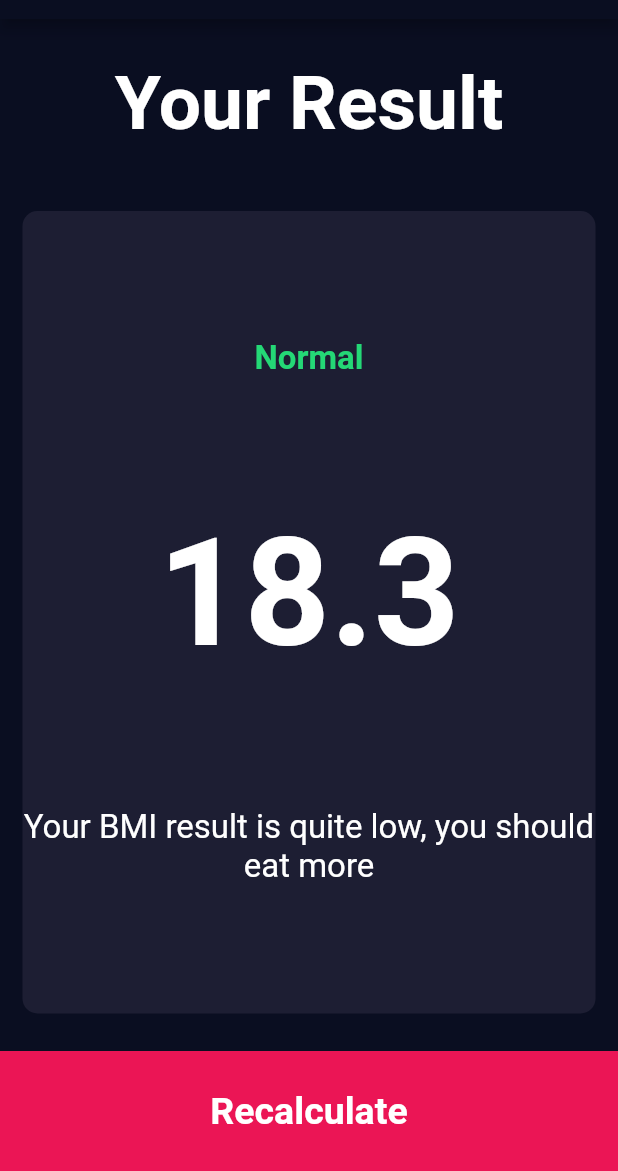
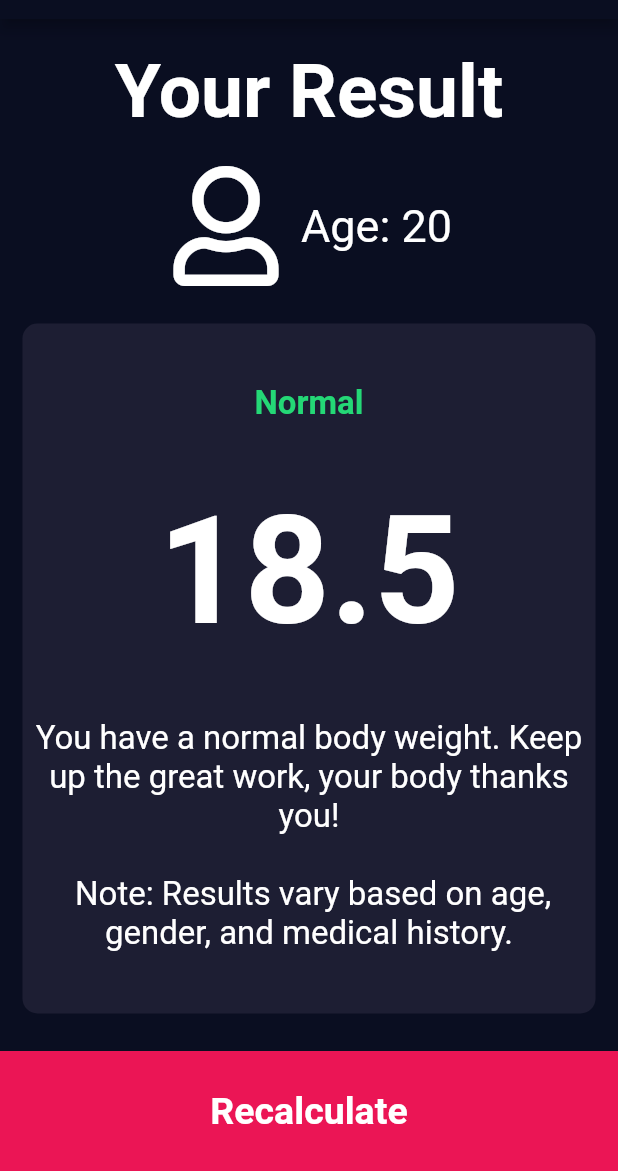
Before and after one commit to Mosquito1123/GetMyBMI, a Flutter app: the screen it shows after launch, after a tap on "Calculate", on a phone screen of 412 x 824 dp, the part 65-1236 px from its top. Run offline on Flutter 3.47's test engine with Material 2 defaults, Android fonts, the phone set to English and light mode, and no system bars; our stand-ins replace font_awesome_flutter.

Commit message:
Create icons

```diff
--- /dev/null
+++ b/lib/calculator_brain.dart
@@ -0,0 +1,35 @@
+import 'dart:math';
+
+class CalculatorBrain {
+  CalculatorBrain({this.height, this.weight});
+
+  final int height;
+  final int weight;
+
+  double _bmi;
+
+  String calculateBMI() {
+    _bmi = weight / pow(height / 100, 2);
+    return _bmi.toStringAsFixed(1);
+  }
+
+  String getResult() {
+    if (_bmi >= 25) {
+      return 'Overweight';
+    } else if (_bmi > 18.5) {
+      return 'Normal';
+    } else {
+      return 'Underweight';
+    }
+  }
+
+  String getInterpretation() {
+    if (_bmi >= 25) {
+      return 'You have a higher than normal body weight. Try to exercise more.\n\n Note: Results vary based on age, gender, and medical history.';
+    } else if (_bmi > 18.5) {
+      return 'You have a normal body weight. Keep up the great work, your body thanks you!\n\n Note: Results vary based on age, gender, and medical history.';
+    } else {
+      return 'You have a lower than normal body weight. You should eat a bit more. \n\n Note: Results vary based on age, gender, and medical history.';
+    }
+  }
+}
--- a/lib/consts.dart
+++ b/lib/consts.dart
@@ -16,3 +16,4 @@ const kResultTextStyle = TextStyle(
     color: Color(0xFF24D876), fontSize: 22.0, fontWeight: FontWeight.bold);
 const kBMITextStyle = TextStyle(fontSize: 100.0, fontWeight: FontWeight.bold);
 const kBodyTextStyle = TextStyle(fontSize: 22.0);
+enum Gender { male, female }
--- a/lib/input_page.dart
+++ b/lib/input_page.dart
@@ -5,14 +5,15 @@ import 'reusable_card.dart';
 import 'consts.dart';
 import 'results_page.dart';
 import 'bottom_button.dart';
+import 'calculator_brain.dart';
 
-enum Gender { male, female }
 Color maleCardColour = kInactiveCardColour;
 Color femaleCardColour = kInactiveCardColour;
 Gender selectedGender;
 int height = 180;
 int weight = 60;
 int age = 20;
+IconData icon = FontAwesomeIcons.user;
 
 class InputPage extends StatefulWidget {
   @override
@@ -37,6 +38,7 @@ class _InputPageState extends State<InputPage> {
                     onPress: () {
                       setState(() {
                         selectedGender = Gender.male;
+                        icon = FontAwesomeIcons.male;
                       });
                     },
                     cardColour: selectedGender == Gender.male
@@ -53,6 +55,7 @@ class _InputPageState extends State<InputPage> {
                     onPress: () {
                       setState(() {
                         selectedGender = Gender.female;
+                        icon = FontAwesomeIcons.female;
                       });
                     },
                     cardColour: selectedGender == Gender.female
@@ -121,7 +124,18 @@ class _InputPageState extends State<InputPage> {
                       mainAxisAlignment: MainAxisAlignment.center,
                       children: <Widget>[
                         Text('Weight', style: kLabelTextStyle),
-                        Text(weight.toString(), style: kNumberTextStyle),
+                        Row(
+                          mainAxisAlignment: MainAxisAlignment.center,
+                          crossAxisAlignment: CrossAxisAlignment.baseline,
+                          textBaseline: TextBaseline.alphabetic,
+                          children: <Widget>[
+                            Text(weight.toString(), style: kNumberTextStyle),
+                            Text(
+                              'KG',
+                              style: kLabelTextStyle,
+                            )
+                          ],
+                        ),
                         Row(
                           mainAxisAlignment: MainAxisAlignment.center,
                           children: <Widget>[
@@ -195,10 +209,18 @@ class _InputPageState extends State<InputPage> {
             BottomButton(
               buttonText: 'Calculate',
               onTap: () {
+                CalculatorBrain calc =
+                    CalculatorBrain(height: height, weight: weight);
                 Navigator.push(
                   context,
                   MaterialPageRoute(
-                    builder: (context) => ResultsPage(),
+                    builder: (context) => ResultsPage(
+                          bmiResult: calc.calculateBMI(),
+                          resultText: calc.getResult(),
+                          interpretation: calc.getInterpretation(),
+                          age: age,
+                          icon: icon,
+                        ),
                   ),
                 );
               },
--- a/lib/results_page.dart
+++ b/lib/results_page.dart
@@ -4,6 +4,17 @@ import 'reusable_card.dart';
 import 'bottom_button.dart';
 
 class ResultsPage extends StatelessWidget {
+  ResultsPage(
+      {@required this.bmiResult,
+      @required this.resultText,
+      @required this.interpretation,
+      @required this.icon,
+      @required this.age});
+
+  final String bmiResult, resultText, interpretation;
+  final IconData icon;
+  final int age;
+
   @override
   Widget build(BuildContext context) {
     return Scaffold(
@@ -21,6 +32,23 @@ class ResultsPage extends StatelessWidget {
               child: Text('Your Result', style: kTitleTextStyle),
             ),
           ),
+          Row(
+            mainAxisAlignment: MainAxisAlignment.center,
+            children: <Widget>[
+              Icon(
+                icon,
+                size: 80.0,
+              ),
+              SizedBox(width: 10.0),
+              Text(
+                'Age: ' + age.toString(),
+                style: TextStyle(fontSize: 30.0),
+              ),
+            ],
+          ),
+          SizedBox(
+            height: 10.0,
+          ),
           Expanded(
               flex: 5,
               child: ReusableCard(
@@ -30,15 +58,15 @@ class ResultsPage extends StatelessWidget {
                   crossAxisAlignment: CrossAxisAlignment.center,
                   children: <Widget>[
                     Text(
-                      'Normal',
+                      resultText,
                       style: kResultTextStyle,
                     ),
                     Text(
-                      '18.3',
+                      bmiResult,
                       style: kBMITextStyle,
                     ),
                     Text(
-                      'Your BMI result is quite low, you should eat more',
+                      interpretation,
                       style: kBodyTextStyle,
                       textAlign: TextAlign.center,
                     ),
```
Also changed, not shown: 52 other files.
